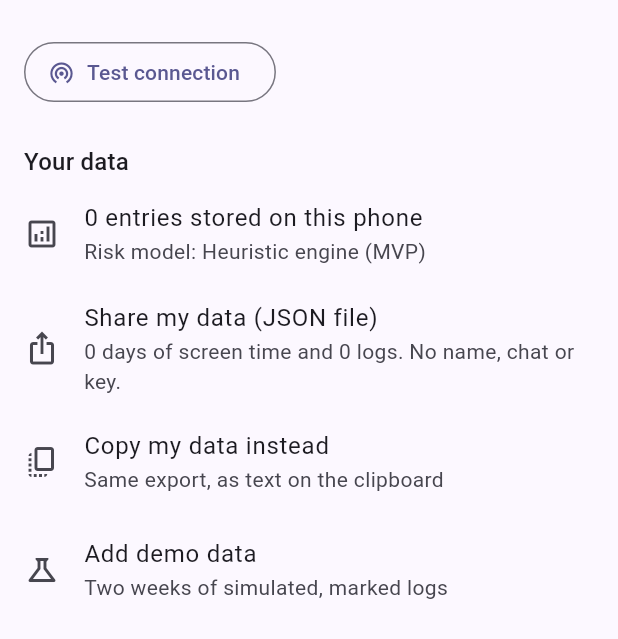
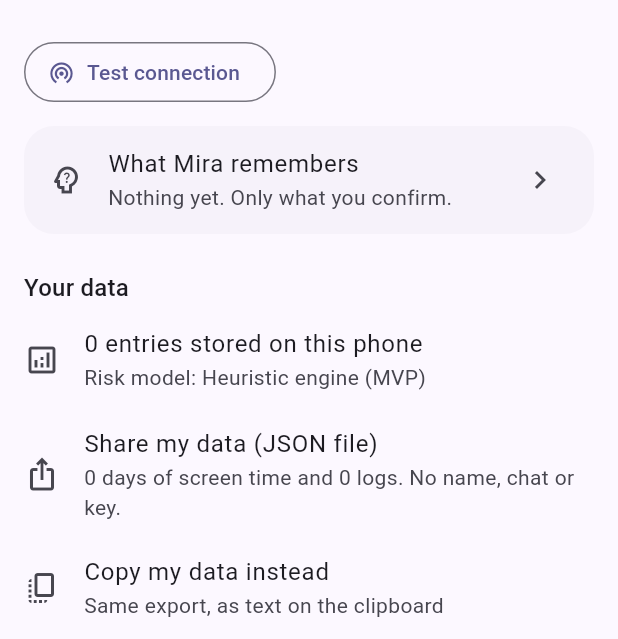
Before and after one commit to SayraLiuere/Anchor, a Flutter app: the SettingsScreen screen opened directly, on a phone screen of 412 x 824 dp, the part 597-1236 px from its top. Run offline on Flutter 3.47's test engine with Material 3 defaults, Android fonts, the phone set to English and light mode, and no system bars; our stand-ins replace flutter_secure_storage, share_plus; accounts and stored records are empty; network calls fail.

Commit message:
B4: long-term memory
Adds `facts` to second_brain.json: {id, text, category (preference |
trigger | what_helps | pattern), source (chat | rating | weekly | manual),
private, created_at, last_confirmed, times_helped}. schema_version is 6.

Chat answers are now JSON {reply, notes[], facts[]} (memoryInstructions,
added after the persona; persona and safety rules unchanged). Anything
else - plain text, text around JSON, broken JSON - is shown as the reply,
so nothing is lost. At most two suggestions per reply; ones already
remembered are skipped. notes[] is parsed and kept for C3.

Suggested facts show on a "Should I remember this?" card under the chat
(Remember / No thanks). Nothing is saved without the tap. Crisis,
daily-limit and template replies never carry suggestions.

Prompt: the 15 most relevant facts (selectFacts: matching the latest
trigger within 3 h, else the week's top trigger, the current schedule
block or the time of day, then most recently confirmed) go into the
context as category + text, scrubbed of names and app names. Private
facts are only counted ("1 private health note(s) exist"). Deleting a
fact removes it from every later prompt.

Settings > "What Mira remembers": list, add, edit (text, category,
private) and delete. Erase everything also clears facts.

JSON mode: with plain-text chat history, gpt-4.1-mini often answered in
plain text and suggestions were lost (3 of 3 probes). Chat requests now
ask for response_format json_object (Gemini dev option:
responseMimeType); the weekly recap does not. The Worker passes only
that exact response_format on (needs a redeploy; done: version
8ad4df88). With it, 3 of 3 probes returned valid JSON with a fact.

Checked: 14 new app tests (parsing incl. fences and broken JSON,
suggestion cap, relevance by trigger/block/hour, 15-fact cap, private
facts and scrubbing, fact in prompt and gone after delete, parsed reply
from the AI, offline replies without suggestions, round-trip, JSON mode
on chat only) and 1 new Worker test. On the emulator through the live
proxy: "a quick walk outside always helps me when I feel stressed" gave
the card "A quick walk outside helps when feeling stressed"; after
Remember, "so stressed about my deadline" got "Maybe a quick walk could
clear your head a bit?". The fact was saved with all fields.

Builds on C1 (branch c1-schedule-blocks).

Co-Authored-By: Claude Opus 5.5 <noreply@anthropic.com>

```diff
--- /dev/null
+++ b/lib/models/fact.dart
@@ -0,0 +1,94 @@
+import 'package:flutter/material.dart';
+
+import 'timestamps.dart';
+
+/// What a remembered fact is about (B4, FR22-FR24, thesis 3.5.10).
+enum FactCategory {
+  preference('preference', 'Preference', Icons.favorite_border),
+  trigger('trigger', 'Trigger', Icons.bolt),
+  whatHelps('what_helps', 'What helps', Icons.spa_outlined),
+  pattern('pattern', 'Pattern', Icons.timeline);
+
+  const FactCategory(this.id, this.label, this.icon);
+  final String id;
+  final String label;
+  final IconData icon;
+
+  static FactCategory fromId(String? id) =>
+      values.firstWhere((c) => c.id == id, orElse: () => pattern);
+}
+
+/// Where a fact came from.
+enum FactSource { chat, rating, weekly, manual }
+
+/// Something Mira remembers about the user, stored in `facts`:
+/// {id, text, category, source, private, created_at, last_confirmed,
+/// times_helped}. Only saved after the user taps to confirm it.
+class Fact {
+  Fact({
+    required this.id,
+    required this.text,
+    required this.category,
+    this.source = FactSource.chat,
+    this.private = false,
+    required this.createdAt,
+    DateTime? lastConfirmed,
+    this.timesHelped = 0,
+  }) : lastConfirmed = lastConfirmed ?? createdAt;
+
+  final String id;
+  final String text;
+  final FactCategory category;
+  final FactSource source;
+
+  /// Health and other sensitive facts: the AI is only told one exists.
+  final bool private;
+  final DateTime createdAt;
+  final DateTime lastConfirmed;
+  final int timesHelped;
+
+  Fact copyWith({String? text, FactCategory? category, bool? private, DateTime? lastConfirmed}) =>
+      Fact(
+        id: id,
+        text: text ?? this.text,
+        category: category ?? this.category,
+        source: source,
+        private: private ?? this.private,
+        createdAt: createdAt,
+        lastConfirmed: lastConfirmed ?? this.lastConfirmed,
+        timesHelped: timesHelped,
+      );
+
+  Map<String, dynamic> toJson() => {
+        'id': id,
+        'text': text,
+        'category': category.id,
+        'source': source.name,
+        'private': private,
+        'created_at': toOffsetIso(createdAt),
+        'last_confirmed': toOffsetIso(lastConfirmed),
+        'times_helped': timesHelped,
+      };
+
+  factory Fact.fromJson(Map<String, dynamic> j) => Fact(
+        id: j['id'] as String,
+        text: j['text'] as String? ?? '',
+        category: FactCategory.fromId(j['category'] as String?),
+        source: FactSource.values.asNameMap()[j['source']] ?? FactSource.chat,
+        private: j['private'] as bool? ?? false,
+        createdAt: parseTimestamp(j['created_at'] as String),
+        lastConfirmed: j['last_confirmed'] == null
+            ? null
+            : parseTimestamp(j['last_confirmed'] as String),
+        timesHelped: (j['times_helped'] as num?)?.toInt() ?? 0,
+      );
+}
+
+/// A fact the AI suggested; it becomes a [Fact] only when the user confirms.
+class SuggestedFact {
+  SuggestedFact(this.text, this.category, {this.private = false});
+
+  final String text;
+  final FactCategory category;
+  final bool private;
+}
--- a/lib/screens/settings_screen.dart
+++ b/lib/screens/settings_screen.dart
@@ -7,6 +7,7 @@ import '../services/app_state.dart';
 import '../services/companion_ai.dart';
 import '../services/risk_model.dart';
 import '../widgets/common.dart';
+import 'remembered_screen.dart';
 import 'screen_time_screen.dart';
 
 class SettingsScreen extends StatefulWidget {
@@ -179,6 +180,19 @@ class _SettingsScreenState extends State<SettingsScreen> {
                 ),
             ],
           ),
+          const SizedBox(height: 12),
+          Card(
+            child: ListTile(
+              leading: const Icon(Icons.psychology_alt_outlined),
+              title: const Text('What Mira remembers'),
+              subtitle: Text(state.facts.isEmpty
+                  ? 'Nothing yet. Only what you confirm.'
+                  : '${state.facts.length} thing${state.facts.length == 1 ? '' : 's'} you confirmed'),
+              trailing: const Icon(Icons.chevron_right),
+              onTap: () => Navigator.push(
+                  context, MaterialPageRoute(builder: (_) => const RememberedScreen())),
+            ),
+          ),
           const SizedBox(height: 24),
           Text('Your data', style: t.textTheme.titleMedium),
           ListTile(
```
Also changed, not shown: lib/screens/companion_screen.dart (+45 -0 lines), lib/screens/remembered_screen.dart (added, +137 -0 lines), lib/services/app_state.dart (+87 -5 lines), lib/services/companion_ai.dart (+22 -13 lines), lib/services/memory.dart (added, +125 -0 lines), 6 other files.
